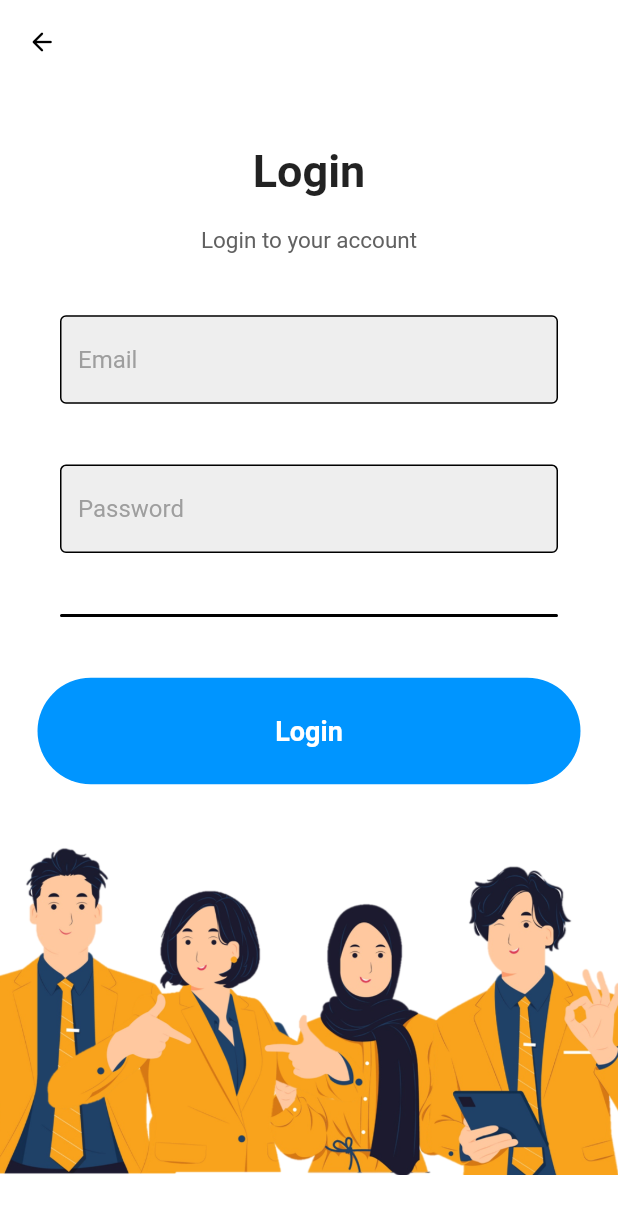
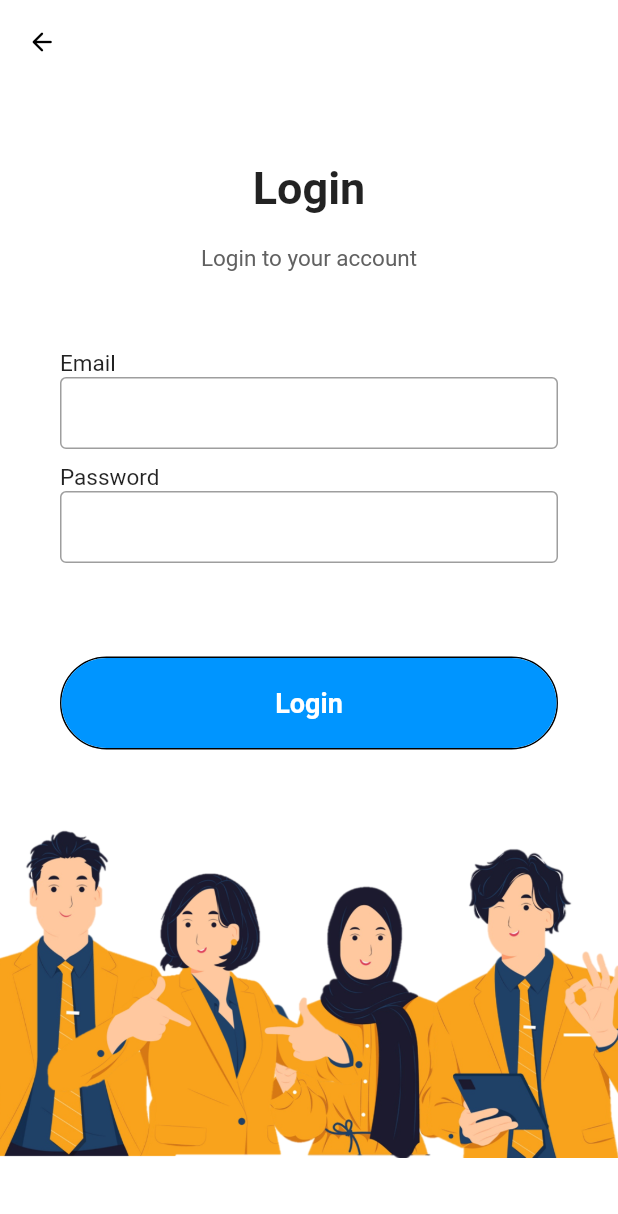
Before and after one commit to Adilahusin/MSQ-App, a Flutter app: the screen it shows after launch, after a tap on "Login", on a phone screen of 412 x 824 dp. Shown: the top 1214 px of the screen. Run offline on Flutter 3.47's test engine with Material 2 defaults, Android fonts, the light colour scheme and no system bars; our stand-ins replace firebase_auth, firebase_core; accounts and stored records are empty.

Commit message:
new file:   msq/assets/1.png 	new file:   msq/assets/2.png 	modified:   msq/lib/components/login_button.dart 	modified:   msq/lib/pages/homepage.dart 	modified:   msq/lib/pages/login.dart 	modified:   msq/lib/question_model.dart 	modified:   msq/pubspec.yaml

```diff
--- a/msq/lib/components/login_button.dart
+++ b/msq/lib/components/login_button.dart
@@ -11,10 +11,11 @@ class LoginButton extends StatelessWidget {
       onTap: onTap,
       child: Container(
         padding: const EdgeInsets.all(25),
-        margin: const EdgeInsets.symmetric(horizontal: 25),
+        margin: const EdgeInsets.symmetric(horizontal: 18),
         decoration: BoxDecoration(
           color: const Color(0xff0095FF),
           borderRadius: BorderRadius.circular(50),
+          border: Border.all(color: Colors.black),
 
         ),
         child: const Center(
--- a/msq/lib/pages/homepage.dart
+++ b/msq/lib/pages/homepage.dart
@@ -65,10 +65,10 @@ class HomePage extends StatelessWidget {
               ),
 
                 Container(
-                height: MediaQuery.of(context).size.height / 3,
+                height: MediaQuery.of(context).size.height / 4,
                 decoration: const BoxDecoration(
                   image: DecorationImage(
-                    image: AssetImage("assets/login.png")
+                    image: AssetImage("assets/1.png")
                   )
                 ),
               ),
--- a/msq/lib/pages/login.dart
+++ b/msq/lib/pages/login.dart
@@ -1,25 +1,24 @@
-import 'package:firebase_auth/firebase_auth.dart';
 import 'package:flutter/material.dart';
 import 'package:msq/main.dart';
-import 'package:msq/pages/homepage.dart';
-
-import '../components/login_button.dart';
-import '../components/login_textfields.dart';
+// import '../components/login_button.dart';
+// import '../components/login_textfields.dart';
+// import 'package:firebase_auth/firebase_auth.dart';
+import 'homepage.dart';
 
 class LoginPage extends StatelessWidget {
   LoginPage({Key? key}) : super(key: key);
 
-  // Text editing controllers
-  final emailController = TextEditingController();
-  final passwordController = TextEditingController();
+  // // Text editing controllers
+  // final emailController = TextEditingController();
+  // final passwordController = TextEditingController();
 
-  // Sign user in
-  void signUserIn() async {
-    await FirebaseAuth.instance.signInWithEmailAndPassword(
-      email: emailController.text,
-      password: passwordController.text,
-      );
-  }
+  // // Sign user in
+  // void signUserIn() async {
+  //   await FirebaseAuth.instance.signInWithEmailAndPassword(
+  //     email: emailController.text,
+  //     password: passwordController.text,
+  //     );
+  // }
 
   @override
   Widget build(BuildContext context) {
@@ -74,19 +73,29 @@ class LoginPage extends StatelessWidget {
                   ],
                   ),
 
-              // username textfield
-              MyTextField(
-                controller: emailController,
-                hintText: 'Email',
-                obscureText: false,
-              ),
+              // // username textfield
+              // MyTextField(
+              //   controller: emailController,
+              //   hintText: 'Email',
+              //   obscureText: false,
+              // ),
 
-              // password textfield
-              MyTextField(
-                controller: passwordController,
-                hintText: 'Password',
-                obscureText: true,
-              ),
+              // // password textfield
+              // MyTextField(
+              //   controller: passwordController,
+              //   hintText: 'Password',
+              //   obscureText: true,
+              // ),
+
+                  Padding(
+                    padding: const EdgeInsets.symmetric(horizontal: 40),
+                    child: Column(
+                      children: <Widget>[
+                        inputFile(label:"Email"),
+                        inputFile(label:"Password", obscureText: true),
+                      ],
+                    ),
+                  ),
 
                   Padding(
                     padding: const EdgeInsets.symmetric(horizontal: 40),
@@ -103,35 +112,35 @@ class LoginPage extends StatelessWidget {
                           ),
                       ),
 
-                      // child: MaterialButton(
-                      //   minWidth: double.infinity,
-                      //   height: 60,
-                      //   onPressed: () {
-                      //     Navigator.push(
-                      //   context, MaterialPageRoute(
-                      //     builder: (context) => const HomePage()));},
-                      //   color: const Color(0xff0095FF),
-                      //   elevation: 0,
-                      //   shape: RoundedRectangleBorder(
-                      //     borderRadius: BorderRadius.circular(50),
-                      //   ),
+                      child: MaterialButton(
+                        minWidth: double.infinity,
+                        height: 60,
+                        onPressed: () {
+                          Navigator.push(
+                        context, MaterialPageRoute(
+                          builder: (context) => const HomePage()));},
+                        color: const Color(0xff0095FF),
+                        elevation: 0,
+                        shape: RoundedRectangleBorder(
+                          borderRadius: BorderRadius.circular(50),
+                        ),
 
-                      //   child: const Text("Login",
-                      //   style: TextStyle(
-                      //     fontWeight: FontWeight.w600,
-                      //     fontSize: 18,
-                      //     color: Colors.white,
-                      //     ),
-                      //     ),
+                        child: const Text("Login",
+                        style: TextStyle(
+                          fontWeight: FontWeight.w600,
+                          fontSize: 18,
+                          color: Colors.white,
+                          ),
+                          ),
 
-                      // ),
+                      ),
                     ),
                   ),
 
-                  // sign in button
-                  LoginButton(
-                    onTap: signUserIn,
-                  ),
+                  // // sign in button
+                  // LoginButton(
+                  //   onTap: signUserIn,
+                  // ),
 
 
                   Container(
--- a/msq/pubspec.yaml
+++ b/msq/pubspec.yaml
@@ -68,7 +68,8 @@ flutter:
   - assets/login.png
   - assets/tati.png
   - assets/tati 30.png
-  #   - images/a_dot_ham.jpeg
+  - assets/1.png
+  - assets/2.png
 
   # An image asset can refer to one or more resolution-specific "variants", see
   # https://flutter.dev/assets-and-images/#resolution-aware
```
Also changed, not shown: msq/lib/question_model.dart (+17 -2 lines), msq/assets/1.png (added), msq/assets/2.png (added).
